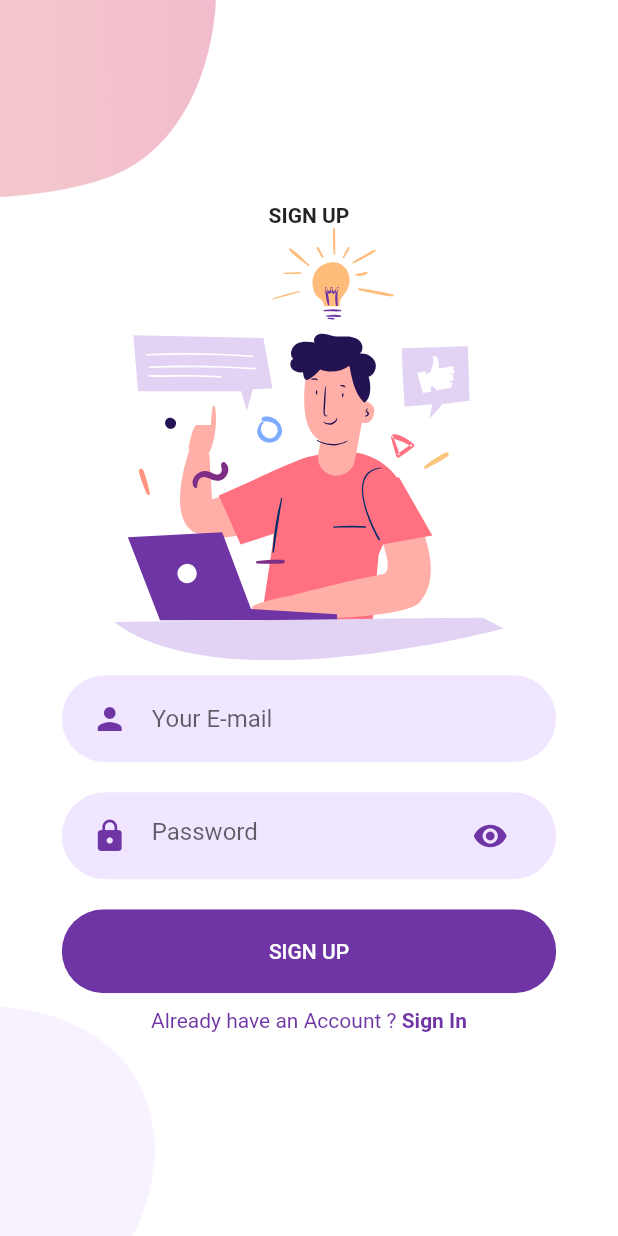
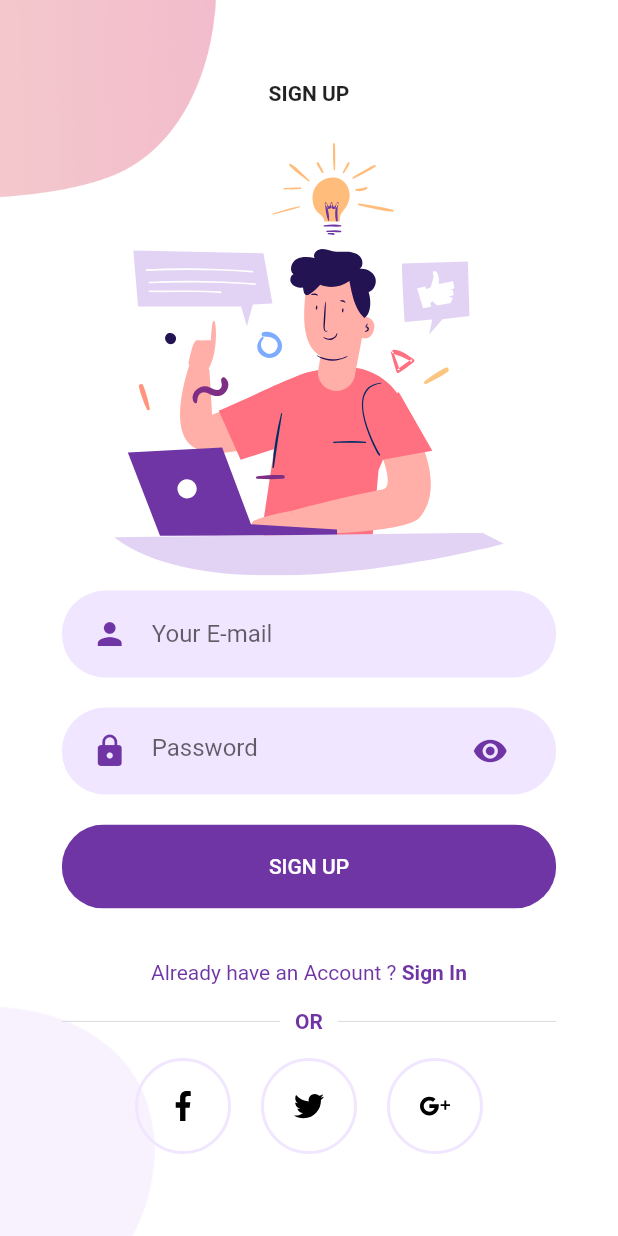
Before and after one commit to moesi88/flutter-login-signup, a Flutter app: the SignupPage screen opened directly, on a phone screen of 412 x 824 dp. Run offline on Flutter 3.47's test engine with Material 2 defaults, Android fonts, the phone set to English and light mode, and no system bars; our stand-ins replace flutter_svg.

Commit message:
add social media buttons and clean up code with fixing scroling issues show up with switching taps

```diff
--- a/lib/Pages/Signup/components/body.dart
+++ b/lib/Pages/Signup/components/body.dart
@@ -1,5 +1,7 @@
 import 'package:flutter/material.dart';
 import 'package:flutter_login_sign_up/Pages/Signup/components/background.dart';
+import 'package:flutter_login_sign_up/Pages/Signup/components/or_divider.dart';
+import 'package:flutter_login_sign_up/Pages/Signup/components/social_media_icon_wrapper.dart';
 import 'package:flutter_svg/svg.dart';
 
 import '../../../components/already_have_an_account_acheck.dart';
@@ -13,6 +15,7 @@ class Body extends StatelessWidget {
   Widget build(BuildContext context) {
     Size size = MediaQuery.of(context).size;
     return Background(
+        child: SingleChildScrollView(
       child: Column(
         mainAxisAlignment: MainAxisAlignment.center,
         children: <Widget>[
@@ -20,6 +23,7 @@ class Body extends StatelessWidget {
             "SIGN UP",
             style: TextStyle(fontWeight: FontWeight.bold),
           ),
+          SizedBox(height: size.height * .03),
           SvgPicture.asset(
             "assets/icons/signup.svg",
             height: size.height * .35,
@@ -35,6 +39,7 @@ class Body extends StatelessWidget {
             text: "SIGN UP",
             press: () {},
           ),
+          SizedBox(height: size.height * .03),
           AlreadyHaveAnAccountCheck(
             login: false,
             press: () {
@@ -48,7 +53,26 @@ class Body extends StatelessWidget {
               );
             },
           ),
+          OrDivider(),
+          Row(
+            mainAxisAlignment: MainAxisAlignment.center,
+            children: <Widget>[
+              SocialMediaIconWrapper(
+                iconSrc: "assets/icons/facebook.svg",
+                press: () {},
+              ),
+              SocialMediaIconWrapper(
+                iconSrc: "assets/icons/twitter.svg",
+                press: () {},
+              ),
+              SocialMediaIconWrapper(
+                iconSrc: "assets/icons/google-plus.svg",
+                press: () {},
+              ),
             ],
+          )
+        ],
+      ),
     ));
   }
 }
--- /dev/null
+++ b/lib/Pages/Signup/components/or_divider.dart
@@ -0,0 +1,39 @@
+import 'package:flutter/material.dart';
+
+import '../../../constants.dart';
+
+class OrDivider extends StatelessWidget {
+  @override
+  Widget build(BuildContext context) {
+    Size size = MediaQuery.of(context).size;
+    return Container(
+      margin: EdgeInsets.symmetric(vertical: size.height * .02),
+      width: size.width * .8,
+      child: Row(
+        children: <Widget>[
+          buildDivider(),
+          Padding(
+            padding: const EdgeInsets.symmetric(horizontal: 10),
+            child: Text(
+              "OR",
+              style: TextStyle(
+                color: kPrimaryColor,
+                fontWeight: FontWeight.w700,
+              ),
+            ),
+          ),
+          buildDivider(),
+        ],
+      ),
+    );
+  }
+
+  Expanded buildDivider() {
+    return Expanded(
+      child: Divider(
+        color: Color(0xFFD9D9D9),
+        height: 2,
+      ),
+    );
+  }
+}
--- /dev/null
+++ b/lib/Pages/Signup/components/social_media_icon_wrapper.dart
@@ -0,0 +1,36 @@
+import 'package:flutter/material.dart';
+import 'package:flutter_svg/svg.dart';
+
+import '../../../constants.dart';
+
+class SocialMediaIconWrapper extends StatelessWidget {
+  final String iconSrc;
+  final Function press;
+  const SocialMediaIconWrapper({
+    Key key,
+    this.iconSrc,
+    this.press,
+  }) : super(key: key);
+
+  @override
+  Widget build(BuildContext context) {
+    return GestureDetector(
+      onTap: press,
+      child: Container(
+          margin: EdgeInsets.symmetric(horizontal: 10),
+          padding: EdgeInsets.all(20),
+          decoration: BoxDecoration(
+            border: Border.all(
+              width: 2,
+              color: kPrimaryLightColor,
+            ),
+            shape: BoxShape.circle,
+          ),
+          child: SvgPicture.asset(
+            iconSrc,
+            height: 20,
+            width: 20,
+          )),
+    );
+  }
+}
```
Lines whose indentation alone changed are shown as unchanged.
